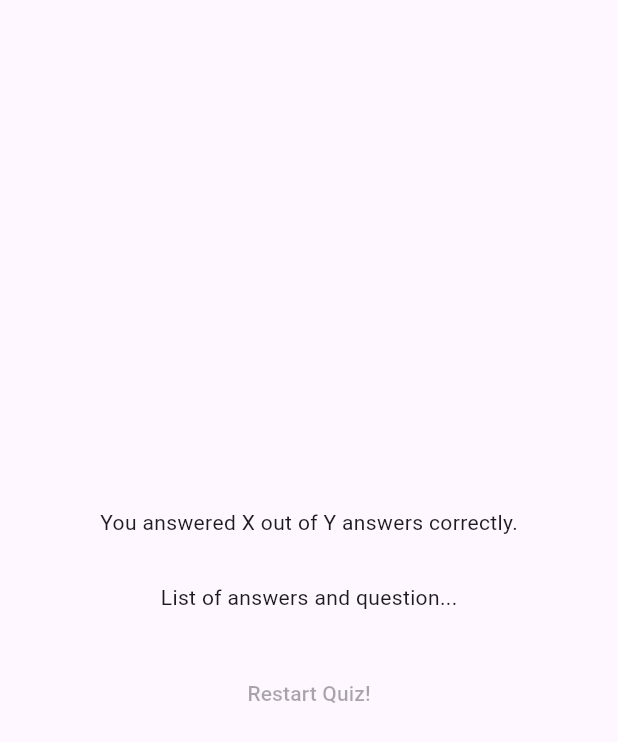
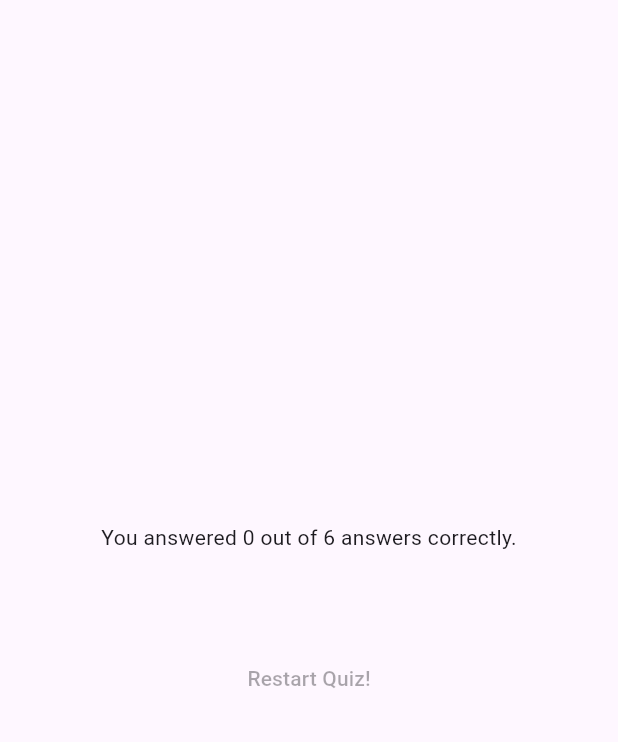
Before and after one commit to dubeyanant/quiz, a Flutter app: the ResultsScreen widget shown alone on an empty page, opened directly with empty values, on a phone screen of 412 x 824 dp. Shown: the top 742 px of the screen. Run offline on Flutter 3.47's test engine with Material 3 defaults, Android fonts, the phone set to English and light mode, and no system bars; our stand-ins replace google_fonts.

Commit message:
feat: :sparkles: show data at user summary screen

```diff
--- a/lib/quiz.dart
+++ b/lib/quiz.dart
@@ -29,7 +29,6 @@ class _QuizState extends State<Quiz> {
 
     if (selectedAnswers.length == questions.length) {
       setState(() {
-        selectedAnswers = [];
         activeScreen = ResultsScreen(
           chosenAnswers: selectedAnswers,
         );
--- a/lib/results._screen.dart
+++ b/lib/results._screen.dart
@@ -1,5 +1,7 @@
 import 'package:flutter/material.dart';
+
 import 'package:quiz/data/questions.dart';
+import 'package:quiz/questions_summary.dart';
 
 class ResultsScreen extends StatelessWidget {
   const ResultsScreen({super.key, required this.chosenAnswers});
@@ -25,18 +27,25 @@ class ResultsScreen extends StatelessWidget {
 
   @override
   Widget build(BuildContext context) {
+    final summaryData = getSummaryData();
+    final numTotalQuestions = questions.length;
+    final numCorrectQuestions = summaryData.where((data) {
+      return data['user_answer'] == data['correct_answer'];
+    }).length;
+
     return SizedBox(
       width: double.infinity,
       child: Container(
         margin: const EdgeInsets.all(40),
-        child: const Column(
+        child: Column(
           mainAxisAlignment: MainAxisAlignment.center,
           children: [
-            Text("You answered X out of Y answers correctly."),
-            SizedBox(height: 30),
-            Text("List of answers and question..."),
-            SizedBox(height: 30),
-            TextButton(
+            Text(
+                "You answered $numCorrectQuestions out of $numTotalQuestions answers correctly."),
+            const SizedBox(height: 30),
+            QuestionsSummary(summaryData),
+            const SizedBox(height: 30),
+            const TextButton(
               onPressed: null,
               child: Text("Restart Quiz!"),
             ),
```
Also changed, not shown: lib/questions_summary.dart (added, +31 -0 lines).
